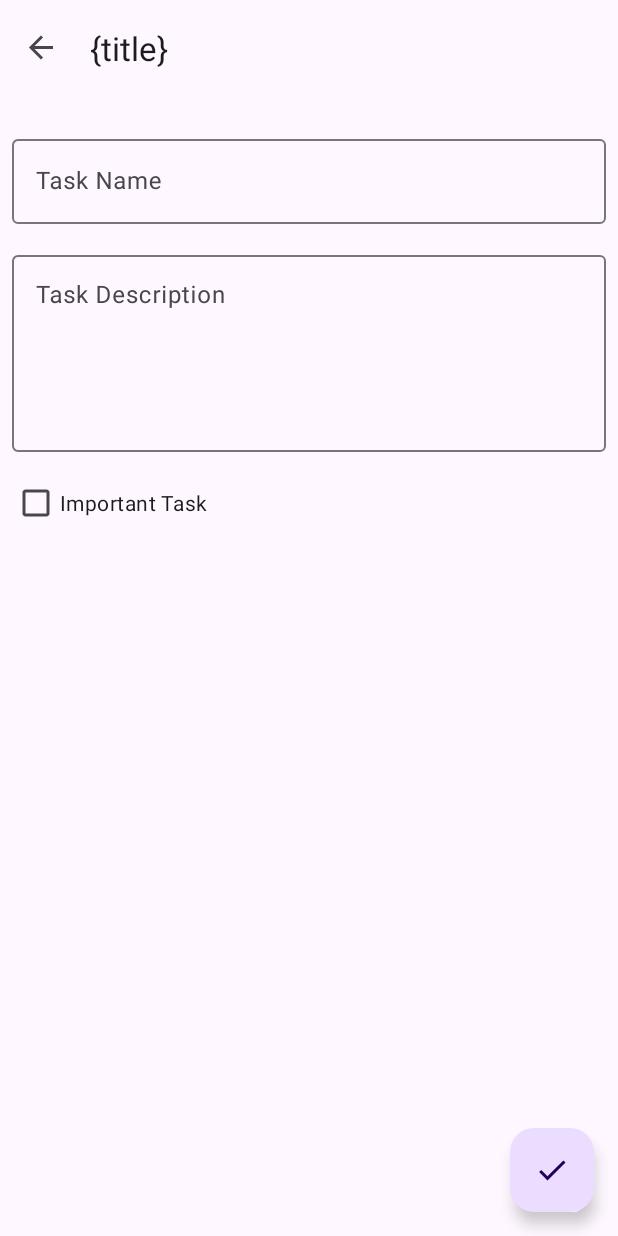
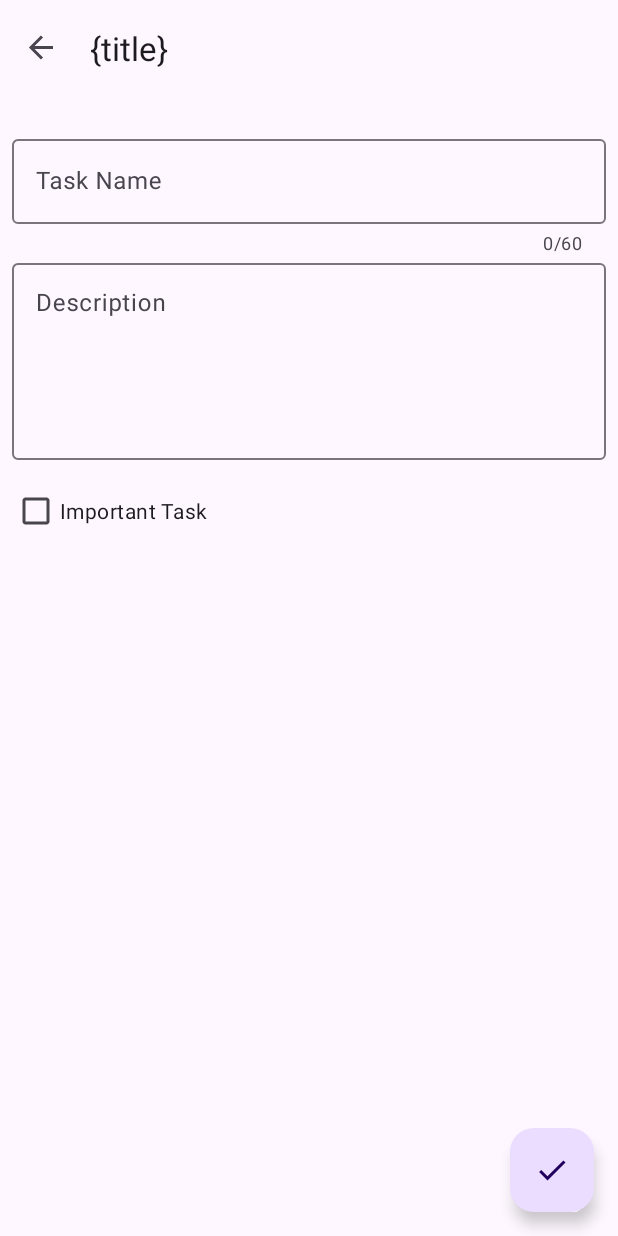
Before and after one commit to vickyd178/Todo_App, an Android app: the AddEditTaskFragment screen opened through its navigation route, on a phone screen of 412 x 824 dp. Run offline under Robolectric (Android 15) with nearby library versions, the phone set to English and light mode, and no system bars; our stand-ins replace Dagger/Hilt's generated code, Room's generated code, navigation-ui.

Commit message:
UI Changes

```diff
--- a/app/build.gradle
+++ b/app/build.gradle
@@ -18,6 +18,20 @@ android {
         versionName "1.0"
 
         testInstrumentationRunner "androidx.test.runner.AndroidJUnitRunner"
+    }
+
+    // Specifies one flavor dimension.
+    flavorDimensions "version"
+    productFlavors {
+        internal {
+            // Assigns this product flavor to the "version" flavor dimension.
+            // If you are using only one dimension, this property is optional,
+            // and the plugin automatically assigns all the module's flavors to
+            // that dimension.
+            dimension "version"
+            applicationIdSuffix ".demo"
+            versionNameSuffix ".demo"
+        }
     }
 
     buildTypes {
--- a/app/src/main/res/layout/fragment_add_edit_task.xml
+++ b/app/src/main/res/layout/fragment_add_edit_task.xml
@@ -1,5 +1,6 @@
 <?xml version="1.0" encoding="utf-8"?>
 <androidx.coordinatorlayout.widget.CoordinatorLayout xmlns:android="http://schemas.android.com/apk/res/android"
+    xmlns:app="http://schemas.android.com/apk/res-auto"
     xmlns:tools="http://schemas.android.com/tools"
     android:layout_width="match_parent"
     android:layout_height="match_parent"
@@ -15,32 +16,34 @@
         <com.google.android.material.textfield.TextInputLayout
             android:layout_width="match_parent"
             android:layout_height="wrap_content"
-            android:layout_marginTop="15dp">
+            android:layout_marginTop="15dp"
+            app:counterEnabled="true"
+            app:counterMaxLength="60">
 
             <com.google.android.material.textfield.TextInputEditText
                 android:id="@+id/edit_text_task_name"
                 android:layout_width="match_parent"
                 android:layout_height="wrap_content"
-                android:hint="Task Name"
-                android:inputType="text" />
+                android:hint="@string/text_task_name"
+                android:inputType="text"
+                android:maxLength="60" />
 
         </com.google.android.material.textfield.TextInputLayout>
 
         <com.google.android.material.textfield.TextInputLayout
             android:layout_width="match_parent"
-            android:layout_height="wrap_content"
-            android:layout_marginTop="15dp">
+            android:layout_height="wrap_content">
 
             <com.google.android.material.textfield.TextInputEditText
                 android:id="@+id/edit_text_task_description"
                 android:layout_width="match_parent"
                 android:layout_height="wrap_content"
                 android:gravity="start|top"
-                android:hint="Task Description"
-                android:scrollbars="vertical"
+                android:hint="@string/text_description"
                 android:inputType="textMultiLine"
                 android:maxLines="8"
-                android:minLines="5" />
+                android:minLines="5"
+                android:scrollbars="vertical" />
         </com.google.android.material.textfield.TextInputLayout>
 
         <com.google.android.material.checkbox.MaterialCheckBox
@@ -48,7 +51,7 @@
             android:layout_width="wrap_content"
             android:layout_height="wrap_content"
             android:layout_marginTop="10dp"
-            android:text="Important Task" />
+            android:text="@string/text_important_task" />
 
         <TextView
             android:id="@+id/text_view_date_created"
@@ -64,6 +67,7 @@
         android:layout_height="wrap_content"
         android:layout_gravity="bottom|end"
         android:layout_margin="16dp"
+        android:contentDescription="@string/fab_description"
         android:src="@drawable/ic_check_mark" />
 
 
--- a/app/src/main/res/layout/item_task.xml
+++ b/app/src/main/res/layout/item_task.xml
@@ -65,7 +65,9 @@
             android:id="@+id/text_view_description"
             android:layout_width="match_parent"
             android:layout_height="wrap_content"
+            android:ellipsize="end"
             android:lineSpacingExtra="3dp"
+            android:maxLines="3"
             android:padding="8dp"
             app:layout_constraintTop_toBottomOf="@+id/barrierTopRow"
             tools:text="Lorem Ipsum delor dummy textLorem Ipsum delor dummy textLorem Ipsum delor dummy textLorem Ipsum delor dummy textLorem Ipsum delor dummy text" />
--- a/app/src/main/res/values/strings.xml
+++ b/app/src/main/res/values/strings.xml
@@ -1,3 +1,7 @@
 <resources>
     <string name="app_name">MVVMTodo</string>
+    <string name="fab_description">Fab description</string>
+    <string name="text_important_task">Important Task</string>
+    <string name="text_description">Description</string>
+    <string name="text_task_name">Task Name</string>
 </resources>
```
